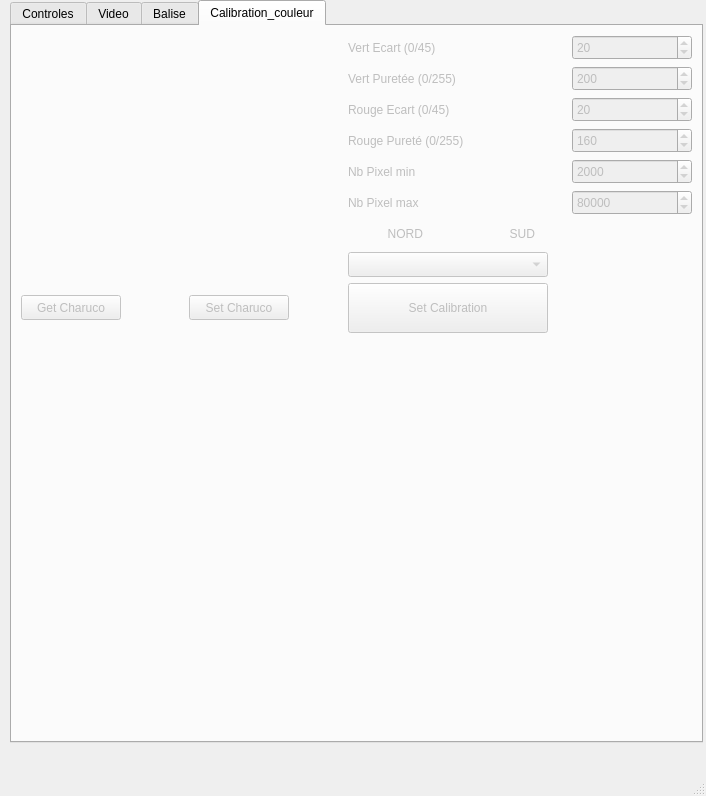
Before: the Qt Designer form PluginModules/ImageProcessing/ihm_ImageProcessing.ui in CRLG/LABOTBOX, drawn with Qt 5.
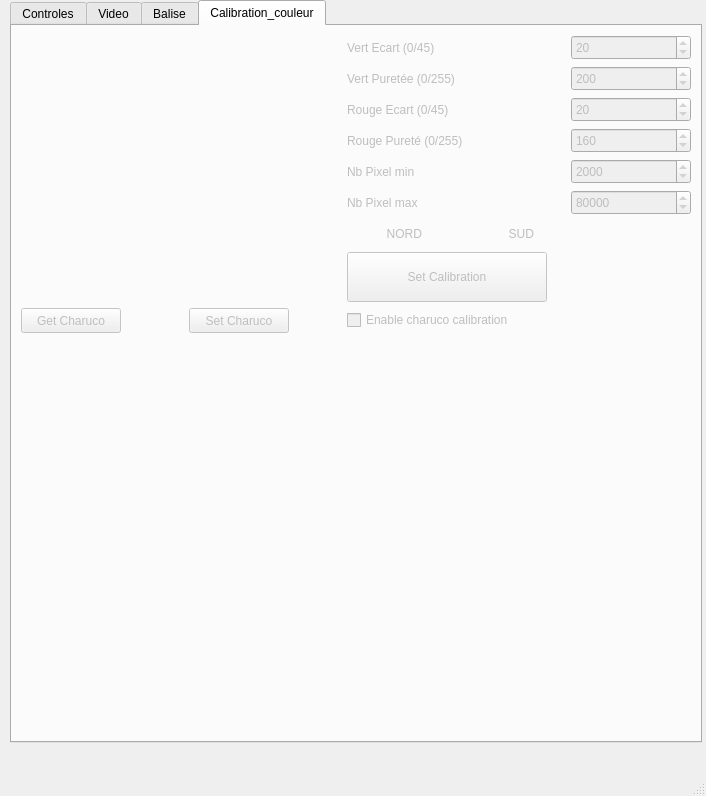
After: the same form once the commit is applied. The open tabs and pages were chosen to show the change. Icons and pictures are not drawn. Custom widgets are drawn as their Qt base class.

Commit message: [CImageProcessing] Possibilité de calibrer la caméra avec l'échiquier charuco

```diff
--- a/PluginModules/ImageProcessing/ihm_ImageProcessing.ui
+++ b/PluginModules/ImageProcessing/ihm_ImageProcessing.ui
@@ -19,7 +19,7 @@
      <rect>
       <x>10</x>
       <y>0</y>
-      <width>693</width>
+      <width>692</width>
       <height>743</height>
      </rect>
     </property>
@@ -1230,23 +1230,29 @@
        </widget>
       </item>
       <item row="7" column="6" colspan="4">
-       <widget class="QComboBox" name="cB_typeCalibration">
+       <widget class="QPushButton" name="pB_SetCalibration">
         <property name="minimumSize">
          <size>
           <width>200</width>
-          <height>25</height>
+          <height>50</height>
          </size>
         </property>
         <property name="maximumSize">
          <size>
           <width>200</width>
-          <height>25</height>
+          <height>50</height>
          </size>
         </property>
+        <property name="text">
+         <string>Set Calibration</string>
+        </property>
        </widget>
       </item>
       <item row="8" column="0" colspan="2">
        <widget class="QPushButton" name="pB_getCharuco">
+        <property name="enabled">
+         <bool>false</bool>
+        </property>
         <property name="minimumSize">
          <size>
           <width>100</width>
@@ -1264,8 +1270,11 @@
         </property>
        </widget>
       </item>
-      <item row="8" column="3" colspan="3">
+      <item row="8" column="3" colspan="2">
        <widget class="QPushButton" name="pB_setCharuco">
+        <property name="enabled">
+         <bool>false</bool>
+        </property>
         <property name="minimumSize">
          <size>
           <width>100</width>
@@ -1284,21 +1293,9 @@
        </widget>
       </item>
       <item row="8" column="6" colspan="4">
-       <widget class="QPushButton" name="pB_SetCalibration">
-        <property name="minimumSize">
-         <size>
-          <width>200</width>
-          <height>50</height>
-         </size>
-        </property>
-        <property name="maximumSize">
-         <size>
-          <width>200</width>
-          <height>50</height>
-         </size>
-        </property>
+       <widget class="QCheckBox" name="cB_typeCalibration">
         <property name="text">
-         <string>Set Calibration</string>
+         <string>Enable charuco calibration</string>
         </property>
        </widget>
       </item>
```
The commit also changes 4 other files.
